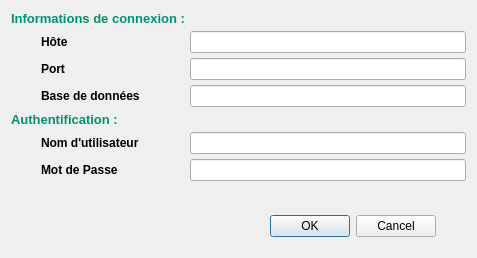
The window that ui/connect.ui (PnX-SI/GeoNature-GIS) describes before a commit, drawn with Qt 5.
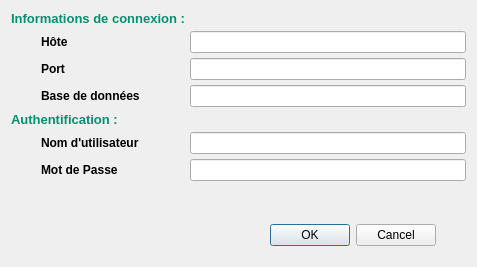
The same window after the commit. Custom widgets are drawn as their Qt base class.

Diff of the .ui file:
```diff
--- a/ui/connect.ui
+++ b/ui/connect.ui
@@ -7,7 +7,7 @@
     <x>0</x>
     <y>0</y>
     <width>477</width>
-    <height>258</height>
+    <height>267</height>
    </rect>
   </property>
   <property name="windowTitle">
```
Left out of the diff: 2 changed lines with no effect on the pictures.
